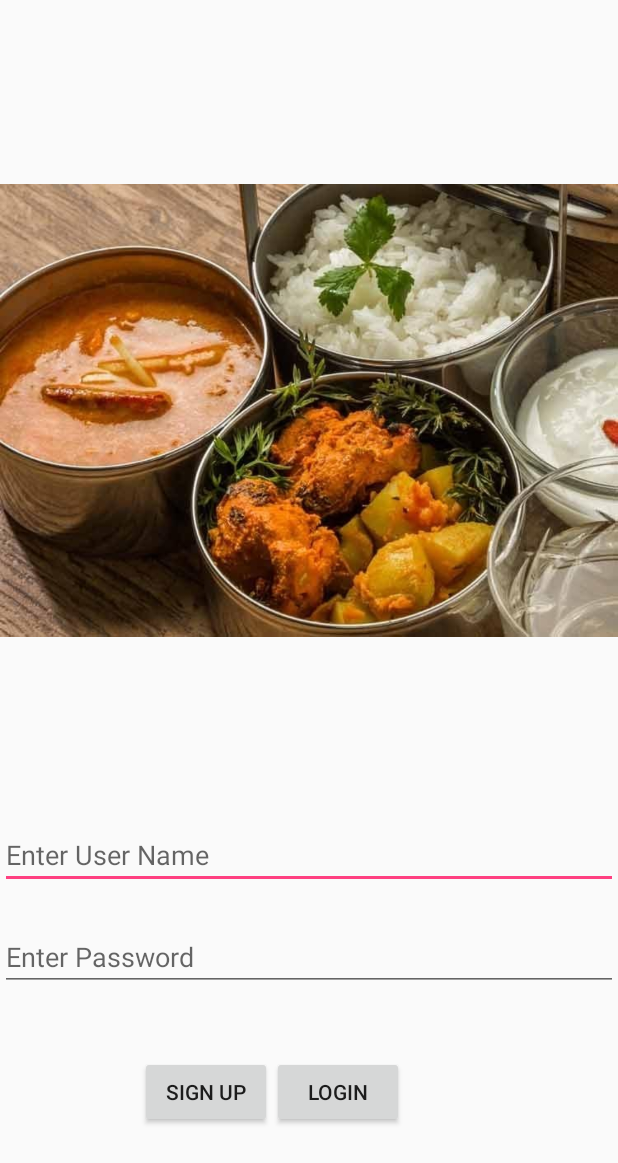
After one commit to LunchBoxAndroid/LUNCHBOX, an Android app: the SignInActivity screen opened directly, with no data from a screen before it, on a phone screen of 412 x 824 dp. The commit adds this screen. Shown: the top 1163 px of the screen. Run offline under Robolectric (Android 15) with nearby library versions, the phone set to English and light mode, and no system bars.

Commit message:
Added separate activity for signin/signup

```diff
--- a/app/src/main/AndroidManifest.xml
+++ b/app/src/main/AndroidManifest.xml
@@ -19,7 +19,8 @@
         <activity
             android:name=".HomeActivity"
             android:label="@string/title_activity_home"
-            android:theme="@style/AppTheme"></activity>
+            android:theme="@style/AppTheme" />
+        <activity android:name=".SignInActivity"></activity>
     </application>
 
 </manifest>
--- a/app/src/main/java/com/lunchbox/lunchbox/FlashActivity.java
+++ b/app/src/main/java/com/lunchbox/lunchbox/FlashActivity.java
@@ -9,17 +9,6 @@ import android.view.View;
 
 public class FlashActivity extends AppCompatActivity {
 
-    public void signup(View view)
-    {
-
-        Intent intent=new Intent(FlashActivity.this,HomeActivity.class);
-        startActivity(intent);
-    }
-    public void login(View view)
-    {
-        Intent intent=new Intent(FlashActivity.this,HomeActivity.class);
-        startActivity(intent);
-    }
     @Override
     protected void onCreate(Bundle savedInstanceState) {
         super.onCreate(savedInstanceState);
--- /dev/null
+++ b/app/src/main/java/com/lunchbox/lunchbox/SignInActivity.java
@@ -0,0 +1,27 @@
+package com.lunchbox.lunchbox;
+
+import android.content.Intent;
+import android.support.v7.app.AppCompatActivity;
+import android.os.Bundle;
+import android.view.View;
+
+public class SignInActivity extends AppCompatActivity {
+
+    @Override
+    protected void onCreate(Bundle savedInstanceState) {
+        super.onCreate(savedInstanceState);
+        setContentView(R.layout.activity_sign_in);
+    }
+
+    public void signup(View view)
+    {
+
+        Intent intent=new Intent(SignInActivity.this,HomeActivity.class);
+        startActivity(intent);
+    }
+    public void login(View view)
+    {
+        Intent intent=new Intent(SignInActivity.this,HomeActivity.class);
+        startActivity(intent);
+    }
+}
--- /dev/null
+++ b/app/src/main/res/layout/activity_sign_in.xml
@@ -0,0 +1,60 @@
+<?xml version="1.0" encoding="utf-8"?>
+<RelativeLayout xmlns:android="http://schemas.android.com/apk/res/android"
+    xmlns:app="http://schemas.android.com/apk/res-auto"
+    xmlns:tools="http://schemas.android.com/tools"
+    android:layout_width="match_parent"
+    android:layout_height="match_parent"
+    android:onClick="login"
+    tools:context=".SignInActivity">
+
+    <ImageView
+        android:id="@+id/imageView4"
+        android:layout_width="wrap_content"
+        android:layout_height="wrap_content"
+        android:layout_above="@+id/editText2"
+        android:layout_alignParentStart="true"
+        app:srcCompat="@drawable/tiff1" />
+
+    <EditText
+        android:id="@+id/editText"
+        android:layout_width="match_parent"
+        android:layout_height="wrap_content"
+        android:layout_alignParentBottom="true"
+        android:layout_alignParentStart="true"
+        android:layout_marginBottom="231dp"
+        android:ems="10"
+        android:hint="Enter User Name"
+        android:inputType="textPersonName" />
+
+    <EditText
+        android:id="@+id/editText2"
+        android:layout_width="match_parent"
+        android:layout_height="wrap_content"
+        android:layout_alignEnd="@+id/editText"
+        android:layout_alignTop="@+id/editText"
+        android:layout_marginTop="68dp"
+        android:ems="10"
+        android:hint="Enter Password"
+        android:inputType="textPersonName" />
+
+    <Button
+        android:id="@+id/button4"
+        android:layout_width="wrap_content"
+        android:layout_height="wrap_content"
+        android:layout_alignParentStart="true"
+        android:layout_below="@+id/editText2"
+        android:layout_marginStart="93dp"
+        android:layout_marginTop="43dp"
+        android:onClick="signup"
+        android:text="Sign Up" />
+
+    <Button
+        android:id="@+id/button5"
+        android:layout_width="wrap_content"
+        android:layout_height="wrap_content"
+        android:layout_alignBaseline="@+id/button4"
+        android:layout_alignBottom="@+id/button4"
+        android:layout_toEndOf="@+id/button4"
+        android:onClick="login"
+        android:text="LOGIN" />
+</RelativeLayout>
```
